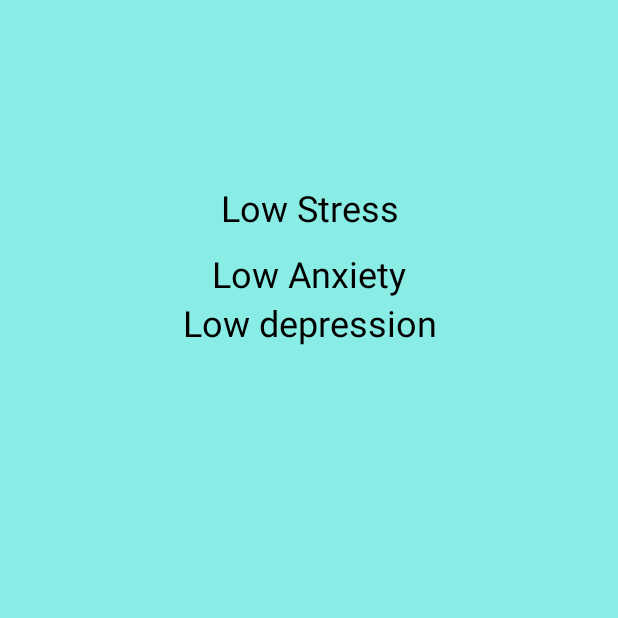
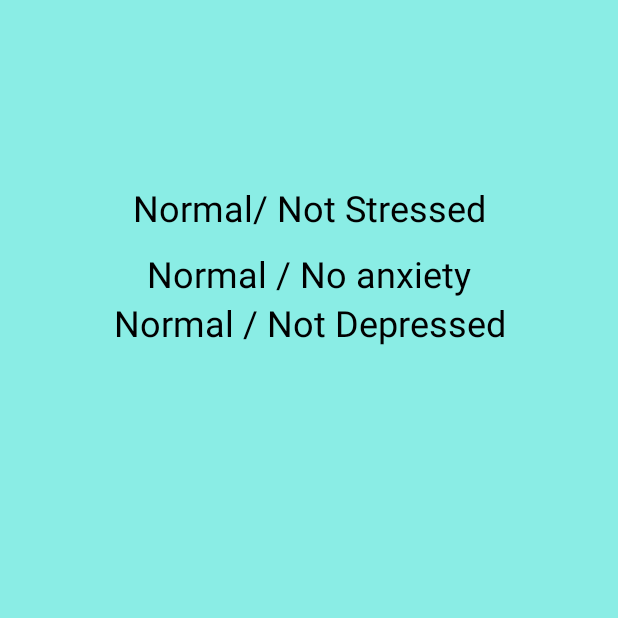
Before and after one commit to wc4you/WeCareForYou_1, an Android app: the ResultActivity screen opened directly, with no data from a screen before it, on a phone screen of 412 x 824 dp, the top half of it. Run offline under Robolectric (Android 15) with nearby library versions, the phone set to English and light mode, and no system bars; our stand-ins replace Firebase (no records; nobody signed in at launch, a user with empty details on screens opened directly).

Commit message:
Commit R02

```diff
--- a/app/src/main/java/com/iabug/wecareforyou/HomeActivity.java
+++ b/app/src/main/java/com/iabug/wecareforyou/HomeActivity.java
@@ -51,7 +51,6 @@ public class HomeActivity extends AppCompatActivity {
         databaseReferences= FirebaseDatabase.getInstance().getReference("Anxiety");
         databaseReferenced= FirebaseDatabase.getInstance().getReference("Depression");
         System.out.println("user is logged in home ------"+ FirebaseAuth.getInstance().getCurrentUser());
-//        databaseReference= FirebaseDatabase.getInstance().getReference("Stress"+"Depression"+"Anxiety");
         databaseReference.addValueEventListener(new ValueEventListener() {
             @Override
             public void onDataChange(@NonNull DataSnapshot snapshot) {
--- a/app/src/main/java/com/iabug/wecareforyou/LoginActivity.java
+++ b/app/src/main/java/com/iabug/wecareforyou/LoginActivity.java
@@ -22,9 +22,9 @@ import com.google.firebase.auth.FirebaseAuth;
 public class LoginActivity extends AppCompatActivity {
 
 
-    private Button reset_password;
+//    private Button reset_password;
 
-    private Button sign_in_details_button,reset_password_button;
+    private Button sign_in_details_button;//,reset_password_button;
     private TextView signuptext,forgottext;
     private EditText email_TV, password_TV;
     private FirebaseAuth auth;
--- a/app/src/main/java/com/iabug/wecareforyou/ResultActivity.java
+++ b/app/src/main/java/com/iabug/wecareforyou/ResultActivity.java
@@ -1,7 +1,6 @@
 package com.iabug.wecareforyou;
 
 import static com.iabug.wecareforyou.QuizActivity.count;
-//import static com.iabug.wecareforyou.HomeActivity.count;
 import static com.iabug.wecareforyou.QuizActivity.res;
 import static com.iabug.wecareforyou.QuizActivity.index;
 import static com.iabug.wecareforyou.QuizActivity.arsize;
@@ -13,26 +12,17 @@ import static com.iabug.wecareforyou.SignUpActivity.userid;
 //import static com.iabug.wecareforyou.SignUpActivity.db;
 
 
-import androidx.annotation.NonNull;
 import androidx.appcompat.app.AppCompatActivity;
 
 import android.os.Bundle;
 import android.widget.TextView;
 
-import com.google.android.gms.tasks.OnCompleteListener;
-import com.google.android.gms.tasks.OnSuccessListener;
-import com.google.android.gms.tasks.Task;
 import com.google.firebase.auth.FirebaseAuth;
-import com.google.firebase.database.DataSnapshot;
 import com.google.firebase.firestore.DocumentReference;
-import com.google.firebase.firestore.DocumentSnapshot;
 import com.google.firebase.firestore.FirebaseFirestore;
-import com.google.firebase.firestore.QuerySnapshot;
 
 import java.util.HashMap;
 import java.util.Map;
-
-import javax.xml.transform.Result;
 
 
 public class ResultActivity extends AppCompatActivity {
@@ -40,11 +30,8 @@ public class ResultActivity extends AppCompatActivity {
     public static TextView result2;
     public static TextView result3;
     private FirebaseAuth auth;
-
     String userif;
     String resstore;
-    DataSnapshot snapshot;
-    QuerySnapshot query;
     @Override
     protected void onCreate(Bundle savedInstanceState) {
         super.onCreate(savedInstanceState);
@@ -63,87 +50,88 @@ public class ResultActivity extends AppCompatActivity {
 
         if (index >= arsize - 1) {
             System.out.println("----------------------------IN update result-------------------------------------");
-            if (res >= 0 && res <= 13) {
-                System.out.println(res + "/40 " + " Low stress");
-                result.setText("Low Stress");
+            if (res >= 0 && res <= 14) {
+                System.out.println(res + "/40 " + " Normal/ Not Stressed");
+                result.setText("Normal/ Not Stressed");
 //                res=0;
             }
-            if (res >= 14 && res <= 26) {
-                System.out.println(res + "/40 " + " Moderate stress");
-                result.setText(" Moderate stress");
+            if (res >= 15 && res <= 18) {
+                System.out.println(res + "/40 " + " Mild Stress");
+                result.setText("Mild Stress");
 //                res=0;
             }
-            if (res >= 27 && res <= 100) {
-                System.out.println(res + "/40 " + "  High perceived stress");
-                result.setText(" High perceived stress");
+            if (res >= 19 && res <= 25) {
+                System.out.println(res + "/40 " + " Moderate stress");
+                result.setText("Moderate Stress");
 //                res=0;
             }
-            if (resa >= 0 && resa <= 13) {
-                System.out.println(resa + "/40 " + " Low stress");
-                result2.setText("Low Anxiety");
+            if (res >= 26 && res <= 33) {
+                System.out.println(res + "/40 " + " SevereSevere stress");
+                result.setText(" Severe stress");
+//                res=0;
+            }
+            if (res >= 34){// && res <= 100) {
+                System.out.println(res + "/40 " + "  Extremely Severe stress");
+                result.setText(" Extremely Severe stress");
+//                res=0;
+            }
+            if (resa >= 0 && resa <= 7) {
+                System.out.println(resa + "/40 " + " Normal / No anxiety");
+                result2.setText("Normal / No anxiety");
 //                resa=0;
             }
-            if (resa >= 14 && resa <= 26) {
-                System.out.println(resa + "/40 " + " Moderate stress");
-                result2.setText(" Moderate Anxiety");
+            if (resa >= 8 && resa <= 9) {
+                System.out.println(resa + "/40 " + " Mild Anxiety");
+                result2.setText("Mild Anxiety");
 //                resa=0;
             }
-            if (resa >= 27 && resa <= 100) {
-                System.out.println(resa + "/40 " + "  High perceived anxiety");
-                result2.setText(" High  Anxiety");
+            if (resa >= 10 && resa <= 14) {
+                System.out.println(resa + "/40 " + " Moderate Anxiety");
+                result2.setText("Moderate Anxiety");
 //                resa=0;
             }
-            if (resd >= 0 && resd <= 13) {
-                System.out.println(resd + "/40 " + " Low stress");
-                result3.setText("Low depression");
+            if (resa >= 15 && resa <= 19) {
+                System.out.println(resa + "/40 " + " Severe Anxiety");
+                result2.setText(" Severe Anxiety");
+//                resa=0;
+            }
+            if (resa >= 20){// && resa <= 100) {
+                System.out.println(resa + "/40 " + "  Extremely Severe Anxiety");
+                result2.setText(" Extremely Severe Anxiety");
+//                resa=0;
+            }
+            if (resd >= 0 && resd <= 9) {
+                System.out.println(resd + "/40 " + " Normal / Not Depressed");
+                result3.setText("Normal / Not Depressed");
 //                resd=0;
             }
-            if (resd >= 14 && resd <= 26) {
-                System.out.println(resd + "/40 " + " Moderate stress");
-                result3.setText(" Moderate depression");
+            if (resd >= 10 && resd <= 13) {
+                System.out.println(resd + "/40 " + " Mild depression");
+                result3.setText("Mild depression");
 //                resd=0;
             }
-            if (resd >= 27 && resd <= 100) {
-                System.out.println(resd + "/40 " + "  High perceived depression");
-                result3.setText(" High depression");
+            if (resd >= 14 && resd <= 20) {
+                System.out.println(resd + "/40 " + " Moderate depression");
+                result3.setText("Moderate depression");
+//                resd=0;
+            }
+            if (resd >=21 && resd <= 27) {
+                System.out.println(resd + "/40 " + " Severe depression");
+                result3.setText(" Severe depression");
+//                resd=0;
+            }
+            if (resd >= 28){// && resd <= 100) {
+                System.out.println(resd + "/40 " + "  Extremely Severe depression");
+                result3.setText(" Extremely Severe depression");
 //                resd=0;
             }
             index = 0;
         }
-//        db.collection(userif).get().addOnCompleteListener(new OnCompleteListener<QuerySnapshot>() {
-//            @Override
-//            public void onComplete(@NonNull Task<QuerySnapshot> task) {
-//                count=task.getResult().size();
-//            }
-//        });
-
-//
-        System.out.println("user count before is ---"+ count);
-//        db.collection(userif).get().addOnCompleteListener(new OnCompleteListener<QuerySnapshot>() {
-//            @Override
-//            public void onComplete(@NonNull Task<QuerySnapshot> task) {
-//                count=task.getResult().size();
-//            }
-//        });
-//        db.collection(userif).get().addOnCompleteListener(new OnCompleteListener<QuerySnapshot>() {
-//        @Override
-//        public void onComplete(@NonNull Task<QuerySnapshot> task) {
-//            count = task.getResult().size();
-//            System.out.println("sizeof task is -------"+task.getResult().size());
-//            System.out.println("user is count is  ------"+ count);
-//            resstore="Result"+count;
-//            System.out.println("user is -----"+userif);
-//            System.out.println("resstore-----"+resstore);
-//
-//        }
-//        });
         System.out.println("user is count is  ------"+ count);
         resstore="Result"+count;
-
         System.out.println("user is -----"+userif);
         System.out.println("resstore-----"+resstore);
 //        userid=FirebaseAuth.getInstance().getCurrentUser();
-
             DocumentReference documentReference = db.collection(userif).document(resstore);
             Map<String, Object> user = new HashMap<>();
 //            user.put("Results", res);
@@ -151,10 +139,9 @@ public class ResultActivity extends AppCompatActivity {
             user.put("Anxiety", resa);
             user.put("Depression", resd);
             documentReference.set(user);
-            res=0;
-            resa=0;
-            resd=0;
-
+        res=0;
+        resa=0;
+        resd=0;
 
         }
 
```
